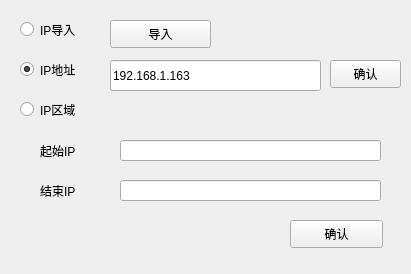
Before: the Qt Designer form M-NetUpgradeTool/bulidip/ipswid.ui in ChinaClever/CleverTool, drawn with Qt 5.
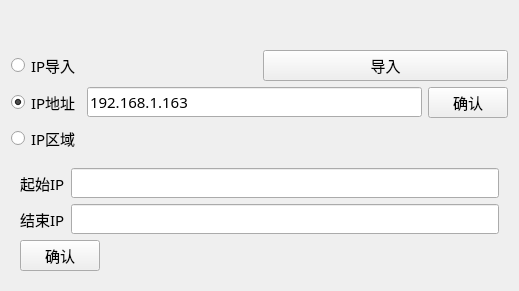
After: the same form once the commit is applied.

What changed in the file:
```diff
--- a/M-NetUpgradeTool/bulidip/ipswid.ui
+++ b/M-NetUpgradeTool/bulidip/ipswid.ui
@@ -6,163 +6,124 @@
    <rect>
     <x>0</x>
     <y>0</y>
-    <width>411</width>
-    <height>274</height>
+    <width>519</width>
+    <height>281</height>
    </rect>
   </property>
+  <property name="font">
+   <font>
+    <family>微软雅黑</family>
+    <pointsize>11</pointsize>
+   </font>
+  </property>
   <property name="windowTitle">
    <string>Form</string>
   </property>
-  <widget class="QRadioButton" name="radio_2">
-   <property name="geometry">
-    <rect>
-     <x>20</x>
-     <y>60</y>
-     <width>91</width>
-     <height>19</height>
-    </rect>
+  <layout class="QVBoxLayout" name="verticalLayout_3">
+   <property name="topMargin">
+    <number>50</number>
    </property>
-   <property name="text">
-    <string>IP地址</string>
-   </property>
-   <property name="checked">
-    <bool>true</bool>
-   </property>
-  </widget>
-  <widget class="QRadioButton" name="radio_3">
-   <property name="geometry">
-    <rect>
-     <x>20</x>
-     <y>100</y>
-     <width>91</width>
-     <height>19</height>
-    </rect>
-   </property>
-   <property name="text">
-    <string>IP区域</string>
-   </property>
-  </widget>
+   <item>
+    <layout class="QHBoxLayout" name="horizontalLayout">
+     <item>
   <widget class="QRadioButton" name="radio_1">
-   <property name="geometry">
-    <rect>
-     <x>20</x>
-     <y>20</y>
-     <width>91</width>
-     <height>19</height>
-    </rect>
-   </property>
    <property name="text">
     <string>IP导入</string>
    </property>
   </widget>
+     </item>
+     <item>
   <widget class="QPushButton" name="exportBtn">
-   <property name="geometry">
-    <rect>
-     <x>110</x>
-     <y>20</y>
-     <width>101</width>
-     <height>28</height>
-    </rect>
-   </property>
    <property name="text">
     <string>导入</string>
    </property>
   </widget>
+     </item>
+    </layout>
+   </item>
+   <item>
+    <layout class="QHBoxLayout" name="horizontalLayout_2">
+     <item>
+      <widget class="QRadioButton" name="radio_2">
+       <property name="text">
+        <string>IP地址</string>
+       </property>
+       <property name="checked">
+        <bool>true</bool>
+       </property>
+      </widget>
+     </item>
+     <item>
   <widget class="QLineEdit" name="ipEdit">
-   <property name="geometry">
-    <rect>
-     <x>110</x>
-     <y>60</y>
-     <width>211</width>
-     <height>31</height>
-    </rect>
-   </property>
    <property name="text">
     <string>192.168.1.163</string>
    </property>
   </widget>
+     </item>
+     <item>
+      <widget class="QPushButton" name="btn_1">
+       <property name="text">
+        <string>确认</string>
+       </property>
+      </widget>
+     </item>
+    </layout>
+   </item>
+   <item>
+    <widget class="QRadioButton" name="radio_3">
+     <property name="text">
+      <string>IP区域</string>
+     </property>
+    </widget>
+   </item>
+   <item>
   <widget class="QWidget" name="widget" native="true">
-   <property name="geometry">
-    <rect>
-     <x>110</x>
-     <y>130</y>
-     <width>281</width>
-     <height>131</height>
-    </rect>
-   </property>
-   <widget class="QLineEdit" name="endEdit">
-    <property name="geometry">
-     <rect>
-      <x>10</x>
-      <y>50</y>
-      <width>261</width>
-      <height>21</height>
-     </rect>
-    </property>
-   </widget>
-   <widget class="QLineEdit" name="startEdit">
-    <property name="geometry">
-     <rect>
-      <x>10</x>
-      <y>10</y>
-      <width>261</width>
-      <height>21</height>
-     </rect>
-    </property>
-   </widget>
-   <widget class="QPushButton" name="btn_2">
-    <property name="geometry">
-     <rect>
-      <x>180</x>
-      <y>90</y>
-      <width>93</width>
-      <height>28</height>
-     </rect>
-    </property>
-    <property name="text">
-     <string>确认</string>
-    </property>
-   </widget>
-  </widget>
+     <layout class="QVBoxLayout" name="verticalLayout_2">
+      <item>
+       <layout class="QHBoxLayout" name="horizontalLayout_5">
+        <item>
   <widget class="QLabel" name="label">
-   <property name="geometry">
-    <rect>
-     <x>40</x>
-     <y>140</y>
-     <width>51</width>
-     <height>21</height>
-    </rect>
-   </property>
    <property name="text">
     <string>起始IP</string>
    </property>
   </widget>
+        </item>
+        <item>
+         <widget class="QLineEdit" name="startEdit"/>
+        </item>
+       </layout>
+      </item>
+      <item>
+       <layout class="QHBoxLayout" name="horizontalLayout_6">
+        <item>
   <widget class="QLabel" name="label_2">
-   <property name="geometry">
-    <rect>
-     <x>40</x>
-     <y>180</y>
-     <width>51</width>
-     <height>21</height>
-    </rect>
-   </property>
    <property name="text">
     <string>结束IP</string>
    </property>
   </widget>
-  <widget class="QPushButton" name="btn_1">
-   <property name="geometry">
-    <rect>
-     <x>330</x>
-     <y>60</y>
-     <width>71</width>
-     <height>28</height>
-    </rect>
+        </item>
+        <item>
+         <widget class="QLineEdit" name="endEdit"/>
+        </item>
+       </layout>
+      </item>
+      <item>
+       <widget class="QPushButton" name="btn_2">
+        <property name="sizePolicy">
+         <sizepolicy hsizetype="Fixed" vsizetype="Fixed">
+          <horstretch>0</horstretch>
+          <verstretch>0</verstretch>
+         </sizepolicy>
    </property>
    <property name="text">
     <string>确认</string>
    </property>
   </widget>
+      </item>
+     </layout>
+    </widget>
+   </item>
+  </layout>
  </widget>
  <resources/>
  <connections/>
```
Lines whose indentation alone changed are shown as unchanged.
